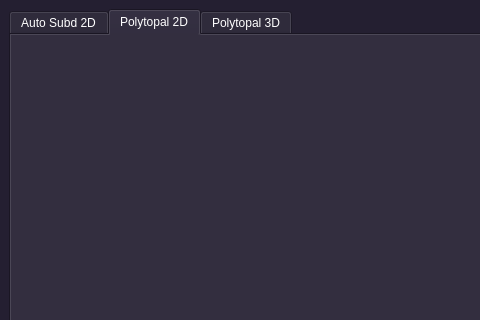
borisbordeaux/Auto_Frac, file src/gui/mainwindow.ui: the form before one commit; both pictures show x 0 to 480 and y 0 to 320 of the 1061 by 1016 pixel window.
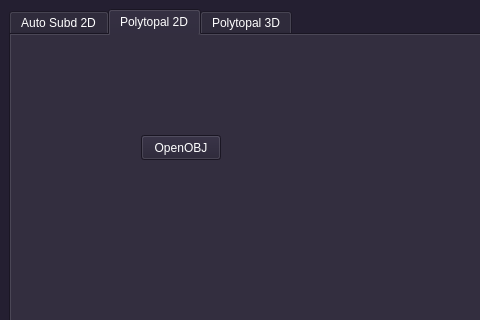
The form after the commit. The open tabs and pages were chosen to show the change.

```diff
--- a/src/gui/mainwindow.ui
+++ b/src/gui/mainwindow.ui
@@ -1396,6 +1396,19 @@
        <attribute name="title">
         <string>Polytopal 2D</string>
        </attribute>
+       <widget class="QPushButton" name="pushButton_openOBJ">
+        <property name="geometry">
+         <rect>
+          <x>130</x>
+          <y>100</y>
+          <width>80</width>
+          <height>25</height>
+         </rect>
+        </property>
+        <property name="text">
+         <string>OpenOBJ</string>
+        </property>
+       </widget>
       </widget>
       <widget class="QWidget" name="tab_3">
        <attribute name="title">
```
Left out of the diff: 51 changed lines with no effect on the pictures.
